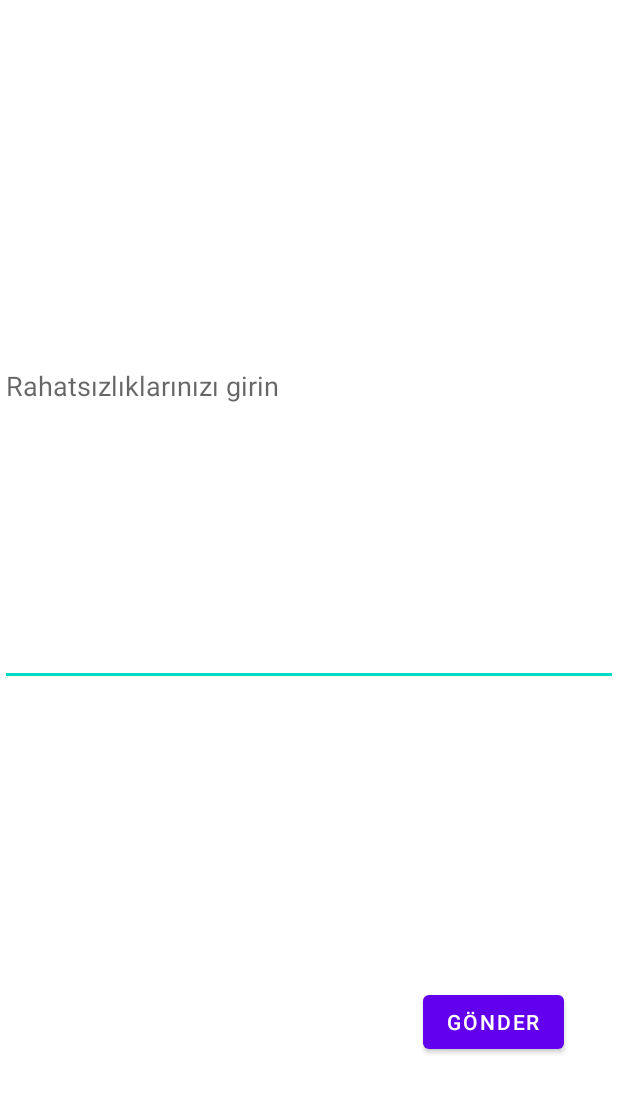
After one commit to cagrionder/Hospital-Management-System, an Android app: the WhichDepartment screen opened directly, with no data from a screen before it, on a phone screen of 412 x 824 dp. The commit adds this screen. Shown: the top 1093 px of the screen. Run offline under Robolectric (Android 15) with nearby library versions, the phone set to English and light mode, and no system bars.

Commit message:
ver1.5 added firebaserealtime added splash fixed manifest added which department should I go

```diff
--- a/app/src/main/java/com/example/firebasekayit/Main.java
+++ b/app/src/main/java/com/example/firebasekayit/Main.java
@@ -29,7 +29,6 @@ public class Main extends AppCompatActivity {
         setContentView(R.layout.activity_main_);
         hospitalModelList = new ArrayList<>();
         recyclerView = findViewById(R.id.recyclerview);
-        String aaa = null;
         recyclerView.setLayoutManager(new LinearLayoutManager(this));
 
 
--- /dev/null
+++ b/app/src/main/java/com/example/firebasekayit/WhichDepartment.java
@@ -0,0 +1,39 @@
+package com.example.firebasekayit;
+
+import androidx.appcompat.app.AppCompatActivity;
+
+import android.os.Bundle;
+import android.widget.Button;
+import android.widget.EditText;
+
+public class WhichDepartment extends AppCompatActivity {
+    EditText editText;
+    Button button;
+    String query;
+    String[] keys;
+    String result;
+    EntRegEx entRegEx;
+    InternalMedicineRegEx internalMedicineRegEx;
+    @Override
+    protected void onCreate(Bundle savedInstanceState) {
+        super.onCreate(savedInstanceState);
+        setContentView(R.layout.activity_which_department);
+        entRegEx = new EntRegEx();
+        internalMedicineRegEx = new InternalMedicineRegEx();
+        editText = findViewById(R.id.illnessText);
+        button = findViewById(R.id.button);
+        button.setOnClickListener(view -> {
+            query = editText.getText().toString();
+            keys = query.split(" ");
+            entRegEx.calculate(keys);
+            internalMedicineRegEx.calculate(keys);
+            result = entRegEx.getResult() + internalMedicineRegEx.getResult();
+            if(result.equals("")){
+                editText.setText("Bulamadık");
+            }
+            else{
+                editText.setText(result);
+            }
+        });
+    }
+}
--- /dev/null
+++ b/app/src/main/res/layout/activity_which_department.xml
@@ -0,0 +1,32 @@
+<?xml version="1.0" encoding="utf-8"?>
+<androidx.constraintlayout.widget.ConstraintLayout xmlns:android="http://schemas.android.com/apk/res/android"
+    xmlns:app="http://schemas.android.com/apk/res-auto"
+    xmlns:tools="http://schemas.android.com/tools"
+    android:layout_width="match_parent"
+    android:layout_height="match_parent"
+    tools:context=".WhichDepartment">
+    <EditText
+        android:id="@+id/illnessText"
+        android:layout_width="match_parent"
+        android:layout_height="400dp"
+        android:hint="@string/hintIllness"
+        app:layout_constraintBottom_toBottomOf="parent"
+        app:layout_constraintEnd_toEndOf="parent"
+        app:layout_constraintHorizontal_bias="0.0"
+        app:layout_constraintStart_toStartOf="parent"
+        app:layout_constraintTop_toTopOf="parent"
+        app:layout_constraintVertical_bias="0.135" />
+
+    <Button
+        android:id="@+id/button"
+        android:layout_width="wrap_content"
+        android:layout_height="wrap_content"
+        android:text="@string/g_nder"
+        app:layout_constraintBottom_toBottomOf="parent"
+        app:layout_constraintEnd_toEndOf="parent"
+        app:layout_constraintHorizontal_bias="0.886"
+        app:layout_constraintStart_toStartOf="parent"
+        app:layout_constraintTop_toTopOf="parent"
+        app:layout_constraintVertical_bias="0.847" />
+
+</androidx.constraintlayout.widget.ConstraintLayout>
--- a/app/src/main/res/values/strings.xml
+++ b/app/src/main/res/values/strings.xml
@@ -1,4 +1,6 @@
 <resources>
     <string name="app_name">Hospital Management System</string>
     <string name="hospital_management">Hospital Management System</string>
+    <string name="hintIllness">Rahatsızlıklarınızı girin</string>
+    <string name="g_nder">Gönder</string>
 </resources>
```
Also changed, not shown: app/src/main/AndroidManifest.xml (+5 -4 lines), app/src/main/java/com/example/firebasekayit/EntRegEx.java (added, +45 -0 lines), app/src/main/java/com/example/firebasekayit/InternalMedicineRegEx.java (added, +45 -0 lines).
